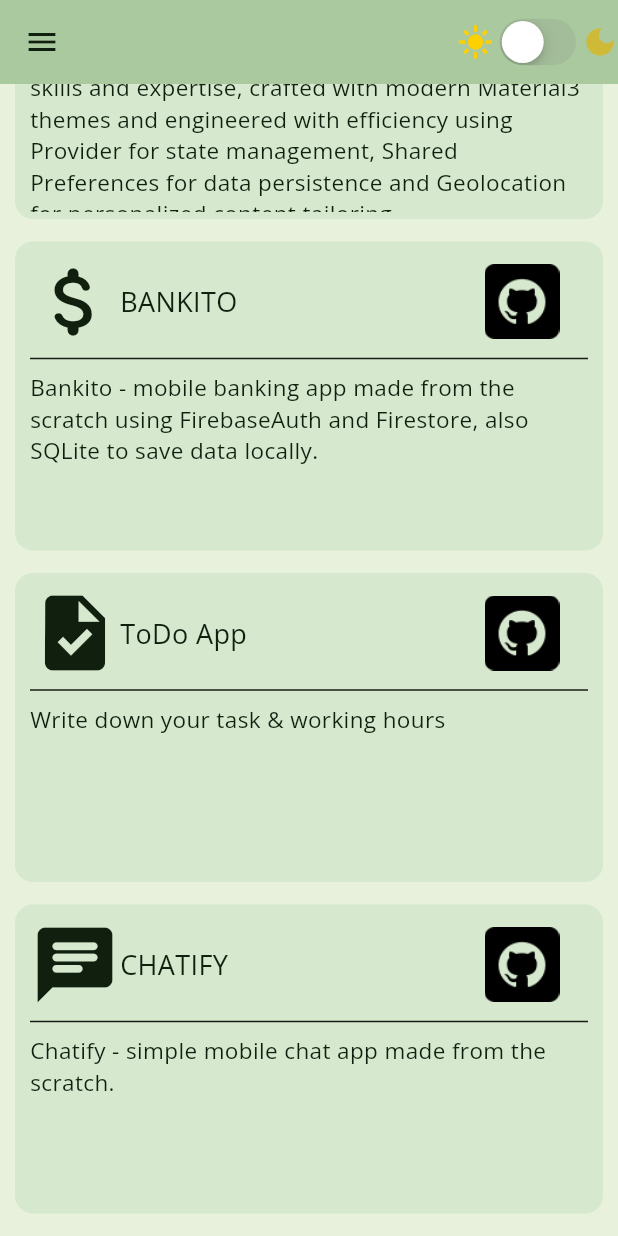
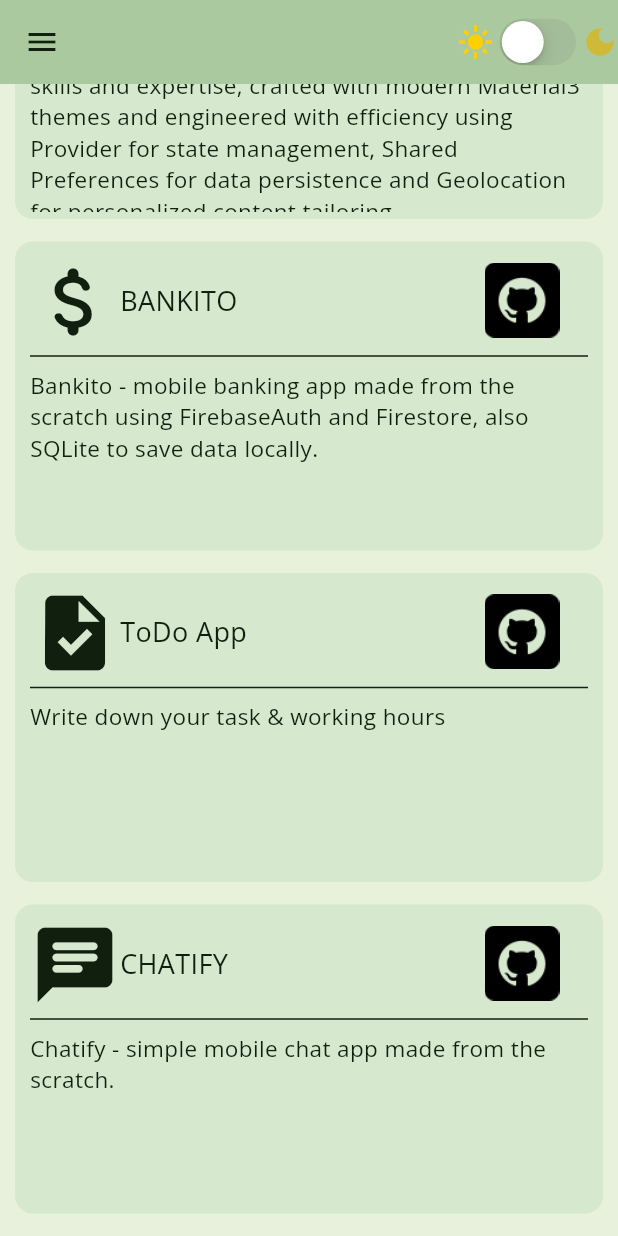
Before and after one commit to browsfer/My-responsive-portfolio, a Flutter app: the MyTabletScaffold screen opened directly, scrolled down 146 dp, on a phone screen of 412 x 824 dp. Run offline on Flutter 3.47's test engine with Material 3 defaults, Android fonts, the phone set to English and light mode, and no system bars; our stand-ins replace geocoding, geolocator, google_nav_bar, lottie, shared_preferences; accounts and stored records are empty; network calls fail.

Commit message:
Making my list flexible

```diff
--- a/lib/utils/projects_list/my_list_tile.dart
+++ b/lib/utils/projects_list/my_list_tile.dart
@@ -18,7 +18,6 @@ class MyListTile extends StatelessWidget {
   Widget build(BuildContext context) {
     //Screen sizes
     final height = MediaQuery.of(context).size.height;
-    final width = MediaQuery.of(context).size.width;
 
     //URL Launching method
     Future<void> _launchUrl(Uri url) async {
@@ -41,12 +40,14 @@ class MyListTile extends StatelessWidget {
         color: Theme.of(context).colorScheme.secondaryContainer,
       ),
       height: height * 0.25,
-      width: width,
+      width: double.infinity,
 
       child: Column(
         mainAxisAlignment: MainAxisAlignment.spaceEvenly,
         children: [
-          Row(
+          Expanded(
+            flex: 1,
+            child: Row(
               mainAxisSize: MainAxisSize.min,
               children: [
                 //ICON
@@ -78,8 +79,10 @@ class MyListTile extends StatelessWidget {
                 ),
               ],
             ),
-          Divider(),
+          ),
+          const Divider(),
           Expanded(
+            flex: 2,
             child: ListView(
               children: [
                 //DESCRIPTION
```
Lines whose indentation alone changed are shown as unchanged.
